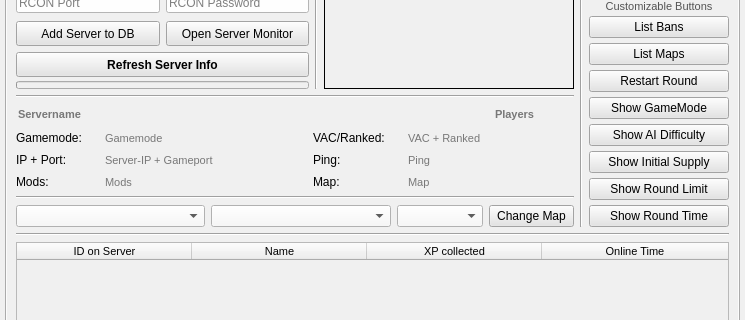
The window that Source_Code/source_files/isrt_gui.ui (sargolin/ISRT-Insurgency-Sandstorm-RCON-TOOL-and-Mapchanger) describes before a commit, drawn with Qt 5; both pictures show x 0 to 745 and y 101 to 421 of the 745 by 860 pixel window.
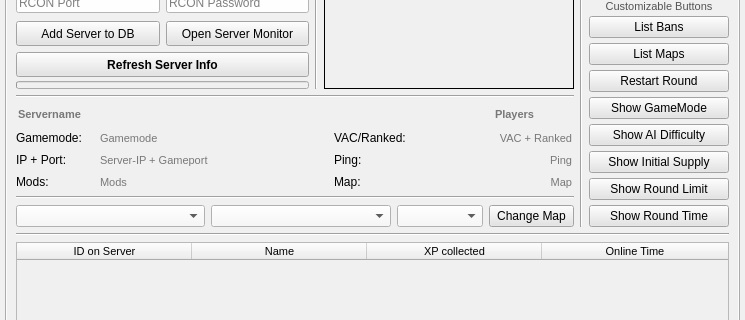
The same window after the commit. The open tabs and pages were chosen to show the change. Icons and pictures are not drawn.

Commit message: Changed gui fpr modids and a coupl of bug fixes

Diff of the .ui file:
```diff
--- a/Source_Code/source_files/isrt_gui.ui
+++ b/Source_Code/source_files/isrt_gui.ui
@@ -640,7 +640,7 @@
                    </property>
                    <property name="sizeHint" stdset="0">
                     <size>
-                     <width>15</width>
+                     <width>10</width>
                      <height>20</height>
                     </size>
                    </property>
@@ -650,6 +650,12 @@
                   <layout class="QVBoxLayout" name="verticalLayout_4">
                    <item>
                     <widget class="QLineEdit" name="le_gamemode">
+                     <property name="minimumSize">
+                      <size>
+                       <width>220</width>
+                       <height>0</height>
+                      </size>
+                     </property>
                      <property name="font">
                       <font>
                        <pointsize>8</pointsize>
@@ -683,6 +689,12 @@
                    </item>
                    <item>
                     <widget class="QLineEdit" name="le_serverip_port">
+                     <property name="minimumSize">
+                      <size>
+                       <width>220</width>
+                       <height>0</height>
+                      </size>
+                     </property>
                      <property name="font">
                       <font>
                        <pointsize>8</pointsize>
@@ -713,6 +725,12 @@
                    </item>
                    <item>
                     <widget class="QLineEdit" name="le_mods">
+                     <property name="minimumSize">
+                      <size>
+                       <width>220</width>
+                       <height>0</height>
+                      </size>
+                     </property>
                      <property name="font">
                       <font>
                        <pointsize>8</pointsize>
@@ -753,7 +771,7 @@
                    </property>
                    <property name="sizeHint" stdset="0">
                     <size>
-                     <width>35</width>
+                     <width>10</width>
                      <height>30</height>
                     </size>
                    </property>
@@ -797,7 +815,7 @@
                    </property>
                    <property name="sizeHint" stdset="0">
                     <size>
-                     <width>15</width>
+                     <width>10</width>
                      <height>20</height>
                     </size>
                    </property>
@@ -807,6 +825,12 @@
                   <layout class="QVBoxLayout" name="verticalLayout_6">
                    <item>
                     <widget class="QLineEdit" name="le_vac">
+                     <property name="minimumSize">
+                      <size>
+                       <width>110</width>
+                       <height>0</height>
+                      </size>
+                     </property>
                      <property name="font">
                       <font>
                        <pointsize>8</pointsize>
@@ -825,7 +849,7 @@
                       <bool>false</bool>
                      </property>
                      <property name="alignment">
-                      <set>Qt::AlignLeading|Qt::AlignLeft|Qt::AlignVCenter</set>
+                      <set>Qt::AlignRight|Qt::AlignTrailing|Qt::AlignVCenter</set>
                      </property>
                      <property name="readOnly">
                       <bool>true</bool>
@@ -837,6 +861,12 @@
                    </item>
                    <item>
                     <widget class="QLineEdit" name="le_ping">
+                     <property name="minimumSize">
+                      <size>
+                       <width>110</width>
+                       <height>0</height>
+                      </size>
+                     </property>
                      <property name="font">
                       <font>
                        <pointsize>8</pointsize>
@@ -855,7 +885,7 @@
                       <bool>false</bool>
                      </property>
                      <property name="alignment">
-                      <set>Qt::AlignLeading|Qt::AlignLeft|Qt::AlignVCenter</set>
+                      <set>Qt::AlignRight|Qt::AlignTrailing|Qt::AlignVCenter</set>
                      </property>
                      <property name="readOnly">
                       <bool>true</bool>
@@ -867,6 +897,12 @@
                    </item>
                    <item>
                     <widget class="QLineEdit" name="le_map">
+                     <property name="minimumSize">
+                      <size>
+                       <width>110</width>
+                       <height>0</height>
+                      </size>
+                     </property>
                      <property name="font">
                       <font>
                        <pointsize>8</pointsize>
@@ -885,7 +921,7 @@
                       <bool>false</bool>
                      </property>
                      <property name="alignment">
-                      <set>Qt::AlignLeading|Qt::AlignLeft|Qt::AlignVCenter</set>
+                      <set>Qt::AlignRight|Qt::AlignTrailing|Qt::AlignVCenter</set>
                      </property>
                      <property name="readOnly">
                       <bool>true</bool>
```
Left out of the diff: 15 changed lines with no effect on the pictures. The commit also changes 3 other files.
